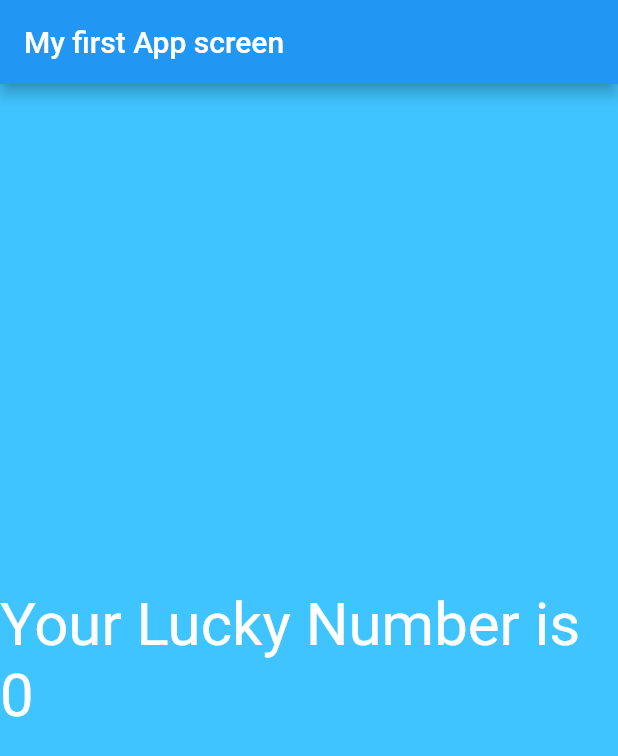
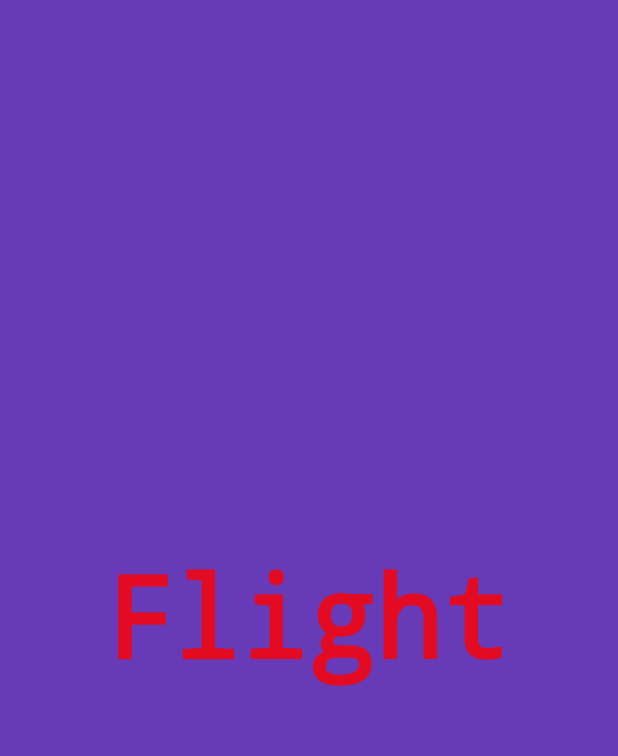
Before and after one commit to FIRDOUS-BHAT/flutter_app, a Flutter app: the screen it shows after launch, on a phone screen of 412 x 824 dp. Shown: the top 756 px of the screen. Run offline on Flutter 3.47's test engine with Material 2 defaults, Android fonts, the phone set to English and light mode, and no system bars.

Commit message:
3rd commit

```diff
--- a/lib/app_screens/first_screen.dart
+++ /dev/null
@@ -1,28 +0,0 @@
-import 'dart:math';
-
-import 'package:flutter/material.dart';
-
-class FirstScreen extends StatelessWidget{
-  @override
-  Widget build(BuildContext context) {
-    // TODO: implement build
-    return Material(
-        color: Colors.lightBlueAccent,
-        child: Center(
-          child:  Text(
-            generateLuckyNumber(),
-            textDirection: TextDirection.ltr,
-            style: TextStyle(color: Colors.white,fontSize: 40.0),
-          ),
-        )
-    );
-  }
-
-    String generateLuckyNumber(){
-
-    var random = Random();
-    int luckyNumber = random.nextInt(10);
-    return  "Your Lucky Number is $luckyNumber";
-
-    }
-}
--- /dev/null
+++ b/lib/app_screens/home.dart
@@ -0,0 +1,31 @@
+import 'package:flutter/material.dart';
+
+class Home extends StatelessWidget{
+  @override
+  Widget build(BuildContext context) {
+    // TODO: implement build
+    return Center(
+      child:  Container(
+        alignment: Alignment.center,
+        color: Colors.deepPurple,
+    //    width: 200.0,
+    //    height: 100.0,
+    //    margin: EdgeInsets.only(left: 15.0,top: 50.0),
+        child: Text(
+            "Flight",textDirection: TextDirection.ltr,
+          style: TextStyle(
+            decoration: TextDecoration.none,
+            fontSize: 75.0
+          ),
+        ),
+      ),
+    );
+
+
+
+  }
+
+
+
+
+}
--- a/lib/main.dart
+++ b/lib/main.dart
@@ -1,27 +1,9 @@
 import 'package:flutter/material.dart';
-import 'package:flutter/painting.dart';
-import './app_screens/first_screen.dart';
+import './app_screens/home.dart';
+void main(){
 
-
-void main() => runApp(MyFlutterApp());
-
-
-
-class MyFlutterApp extends StatelessWidget {
-
-  @override
-  Widget build(BuildContext context) {
-    // TODO: implement build
-    return MaterialApp(
-        debugShowCheckedModeBanner: false,
-        title: "My Flutter App",
-        home: Scaffold(
-          body: FirstScreen(),
-          appBar:AppBar(title: Text("My first App screen"),)
-        )
-    );
-
-  }
-
-
+  runApp(MaterialApp(
+      title: "Exploring UI",
+      home: Home(),
+  ));
 }
```
